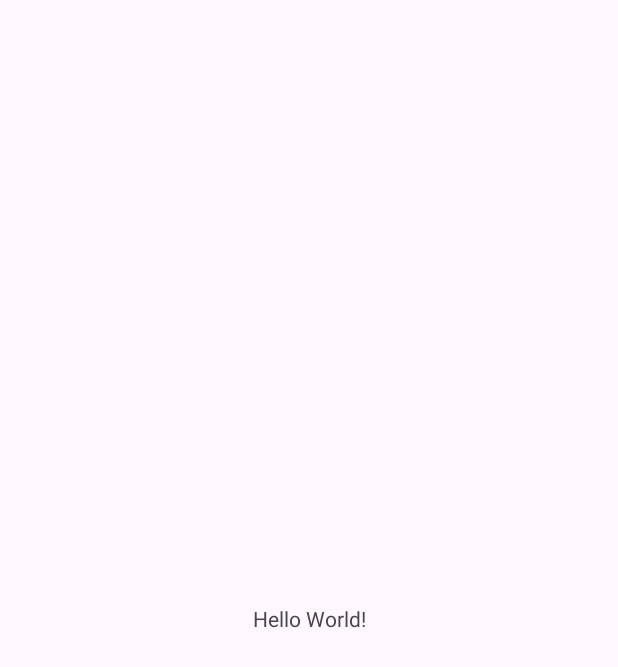
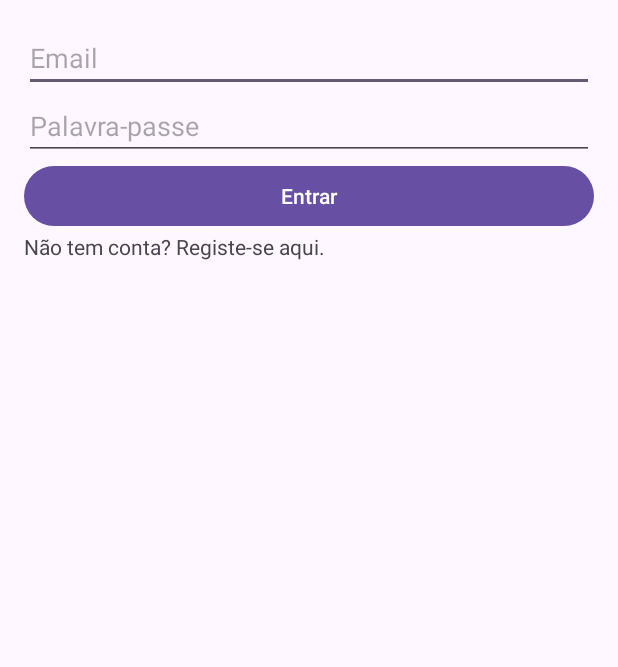
Before and after one commit to dgraca/Blog-Dam-App, an Android app: the screen it shows after launch (MainActivity before the commit, AuthActivity after it), on a phone screen of 412 x 824 dp. Before the commit the part shown is almost empty. Shown: the top 667 px of the screen. Run offline under Robolectric (Android 15) with nearby library versions, the phone set to English and light mode, and no system bars.

Commit message:
Auth UI + Auth UI logic

```diff
--- a/app/build.gradle.kts
+++ b/app/build.gradle.kts
@@ -5,7 +5,7 @@ plugins {
 
 android {
     namespace = "com.danielgraca.blog_dam_app"
-    compileSdk = 33
+    compileSdk = 34
 
     defaultConfig {
         applicationId = "com.danielgraca.blog_dam_app"
--- /dev/null
+++ b/app/src/main/java/com/danielgraca/blog_dam_app/AuthActivity.kt
@@ -0,0 +1,46 @@
+package com.danielgraca.blog_dam_app
+
+import android.content.Intent
+import androidx.appcompat.app.AppCompatActivity
+import android.os.Bundle
+
+class AuthActivity : AppCompatActivity() {
+
+    override fun onCreate(savedInstanceState: Bundle?) {
+        super.onCreate(savedInstanceState)
+        setContentView(R.layout.activity_auth)
+
+        // If the activity is being created for the first time
+        if (savedInstanceState == null) {
+            // Create a new AuthFragment
+            val authFragment = AuthFragment()
+            // Add the fragment to the 'container' FrameLayout
+            supportFragmentManager.beginTransaction()
+                .replace(R.id.container, authFragment)
+                .commit()
+        }
+    }
+
+    override fun onStart() {
+        super.onStart()
+    }
+
+    /**
+     * Check if user has token stored in shared preferences
+     *
+     * @return true if user has token, false otherwise
+     */
+    fun hasToken(): Boolean {
+        return getSharedPreferences("AUTH", MODE_PRIVATE).getString("TOKEN", null) != null
+    }
+
+    /**
+     * Go to MainActivity
+     *
+     * Creates an intent to start MainActivity and finishes AuthActivity
+     */
+    fun goToMainActivity() {
+        startActivity(Intent(this, MainActivity::class.java))
+        finish()
+    }
+}
--- /dev/null
+++ b/app/src/main/java/com/danielgraca/blog_dam_app/AuthFragment.kt
@@ -0,0 +1,127 @@
+package com.danielgraca.blog_dam_app
+
+import android.os.Bundle
+import androidx.fragment.app.Fragment
+import android.view.LayoutInflater
+import android.view.View
+import android.view.ViewGroup
+import android.widget.Button
+import android.widget.EditText
+import android.widget.TextView
+
+/**
+ * A simple [Fragment] subclass.
+ * Use the [AuthFragment.newInstance] factory method to
+ * create an instance of this fragment.
+ */
+class AuthFragment : Fragment() {
+    private var name: String? = null
+    private var email: String? = null
+    private var password: String? = null
+    private var passwordConfirmation: String? = null
+
+    /**
+     * Called when the fragment is first attached to its context
+     */
+    override fun onCreate(savedInstanceState: Bundle?) {
+        super.onCreate(savedInstanceState)
+        arguments?.let {}
+    }
+
+    /**
+     * Create the view for this fragment, using the arguments given to it
+     * This is only called once when the fragment is first created
+     *
+     * @return Return the View for the fragment's UI
+     */
+    override fun onCreateView(
+        inflater: LayoutInflater, container: ViewGroup?,
+        savedInstanceState: Bundle?
+    ): View? {
+        // Inflate the layout for this fragment
+        val view = inflater.inflate(R.layout.fragment_auth, container, false)
+
+        // Get references to UI elements
+        val btnAction = view.findViewById<Button>(R.id.btnAction)
+        val etName = view.findViewById<EditText>(R.id.etName)
+        val etEmail = view.findViewById<EditText>(R.id.etEmail)
+        val etPassword = view.findViewById<EditText>(R.id.etPassword)
+        val etConfirmPassword = view.findViewById<EditText>(R.id.etConfirmPassword)
+        val tvToggleMode = view.findViewById<TextView>(R.id.tvToggleMode)
+
+        // Set up the appropriate UI and behavior for login or registration
+        btnAction.setOnClickListener {
+            if (isLoginMode()) {
+                // Perform login action
+                val email = etEmail.text.toString()
+                val password = etPassword.text.toString()
+                // TODO: Handle login logic
+
+            } else {
+                // Perform registration action
+                val name = etName.text.toString()
+                val email = etEmail.text.toString()
+                val password = etPassword.text.toString()
+                val confirmPassword = etConfirmPassword.text.toString()
+
+                // TODO: Handle registration logic
+            }
+        }
+
+        // Toggle between login and registration UI
+        tvToggleMode.setOnClickListener {
+            toggleMode()
+        }
+
+        return view
+    }
+
+    /**
+     * Toggle between login and registration UI
+     */
+    private fun toggleMode() {
+        // Get references to UI elements
+        val btnAction = view?.findViewById<Button>(R.id.btnAction)
+        val etName = view?.findViewById<EditText>(R.id.etName)
+        val etConfirmPassword = view?.findViewById<EditText>(R.id.etConfirmPassword)
+        val tvToggleMode = view?.findViewById<TextView>(R.id.tvToggleMode)
+
+        if (isLoginMode()) {
+            // Switch to registration mode
+            etName?.visibility = View.VISIBLE
+            etConfirmPassword?.visibility = View.VISIBLE
+            btnAction?.text = getString(R.string.register)
+            tvToggleMode?.text = getString(R.string.switch_to_login)
+        } else {
+            // Switch to login mode
+            etName?.visibility = View.GONE
+            etConfirmPassword?.visibility = View.GONE
+            btnAction?.text = getString(R.string.login)
+            tvToggleMode?.text = getString(R.string.switch_to_register)
+        }
+    }
+
+    /**
+     * Determine if the fragment is in login mode based on UI state
+     *
+     * @return true if the fragment is in login mode, false otherwise
+     */
+    private fun isLoginMode(): Boolean {
+        // Get references to UI elements
+        val etName = view?.findViewById<EditText>(R.id.etName)
+
+        // Determine if the fragment is in login mode based on UI state
+        return etName?.visibility == View.GONE
+    }
+
+    /**
+     * Companion object to create new instances of AuthFragment
+     *
+     * @return new instance of AuthFragment
+     */
+    companion object {
+        fun newInstance(): AuthFragment {
+            return AuthFragment()
+        }
+    }
+}
--- /dev/null
+++ b/app/src/main/res/layout/activity_auth.xml
@@ -0,0 +1,16 @@
+<?xml version="1.0" encoding="utf-8"?>
+<androidx.constraintlayout.widget.ConstraintLayout xmlns:android="http://schemas.android.com/apk/res/android"
+    xmlns:app="http://schemas.android.com/apk/res-auto"
+    xmlns:tools="http://schemas.android.com/tools"
+    android:layout_width="match_parent"
+    android:layout_height="match_parent"
+    tools:context=".AuthActivity">
+
+    <FrameLayout
+        xmlns:android="http://schemas.android.com/apk/res/android"
+        android:id="@+id/container"
+        android:layout_width="match_parent"
+        android:layout_height="match_parent">
+    </FrameLayout>
+
+</androidx.constraintlayout.widget.ConstraintLayout>
--- /dev/null
+++ b/app/src/main/res/layout/fragment_auth.xml
@@ -0,0 +1,50 @@
+<?xml version="1.0" encoding="utf-8"?>
+<LinearLayout
+    xmlns:android="http://schemas.android.com/apk/res/android"
+    xmlns:tools="http://schemas.android.com/tools"
+    android:layout_width="match_parent"
+    android:layout_height="match_parent"
+    android:orientation="vertical"
+    android:padding="16dp"
+    tools:context=".AuthFragment">
+
+    <EditText
+        android:id="@+id/etName"
+        android:layout_width="match_parent"
+        android:layout_height="wrap_content"
+        android:hint="@string/name"
+        android:visibility="gone"/>
+
+    <EditText
+        android:id="@+id/etEmail"
+        android:layout_width="match_parent"
+        android:layout_height="wrap_content"
+        android:hint="@string/email"/>
+
+    <EditText
+        android:id="@+id/etPassword"
+        android:layout_width="match_parent"
+        android:layout_height="wrap_content"
+        android:hint="@string/password"
+        android:inputType="textPassword"/>
+
+    <EditText
+        android:id="@+id/etConfirmPassword"
+        android:layout_width="match_parent"
+        android:layout_height="wrap_content"
+        android:hint="@string/confirm_password"
+        android:inputType="textPassword"
+        android:visibility="gone"/>
+
+    <Button
+        android:id="@+id/btnAction"
+        android:layout_width="match_parent"
+        android:layout_height="wrap_content"
+        android:text="@string/login"/>
+
+    <TextView
+        android:id="@+id/tvToggleMode"
+        android:layout_width="wrap_content"
+        android:layout_height="wrap_content"
+        android:text="@string/switch_to_register"/>
+</LinearLayout>
--- /dev/null
+++ b/app/src/main/res/values/auth.xml
@@ -0,0 +1,11 @@
+<?xml version="1.0" encoding="utf-8"?>
+<resources>
+    <string name="name">Nome</string>
+    <string name="email">Email</string>
+    <string name="password">Palavra-passe</string>
+    <string name="confirm_password">Confirmar palavra-passe</string>
+    <string name="login">Entrar</string>
+    <string name="register">Registar</string>
+    <string name="switch_to_register">Não tem conta? Registe-se aqui.</string>
+    <string name="switch_to_login">Já tem uma conta? Entre aqui.</string>
+</resources>
--- a/app/src/main/res/values/strings.xml
+++ b/app/src/main/res/values/strings.xml
@@ -1,3 +1,3 @@
 <resources>
-    <string name="app_name">Blog-Dam-App</string>
+    <string name="app_name">DAM Blog</string>
 </resources>
```
Also changed, not shown: app/src/main/AndroidManifest.xml (+10 -5 lines).
